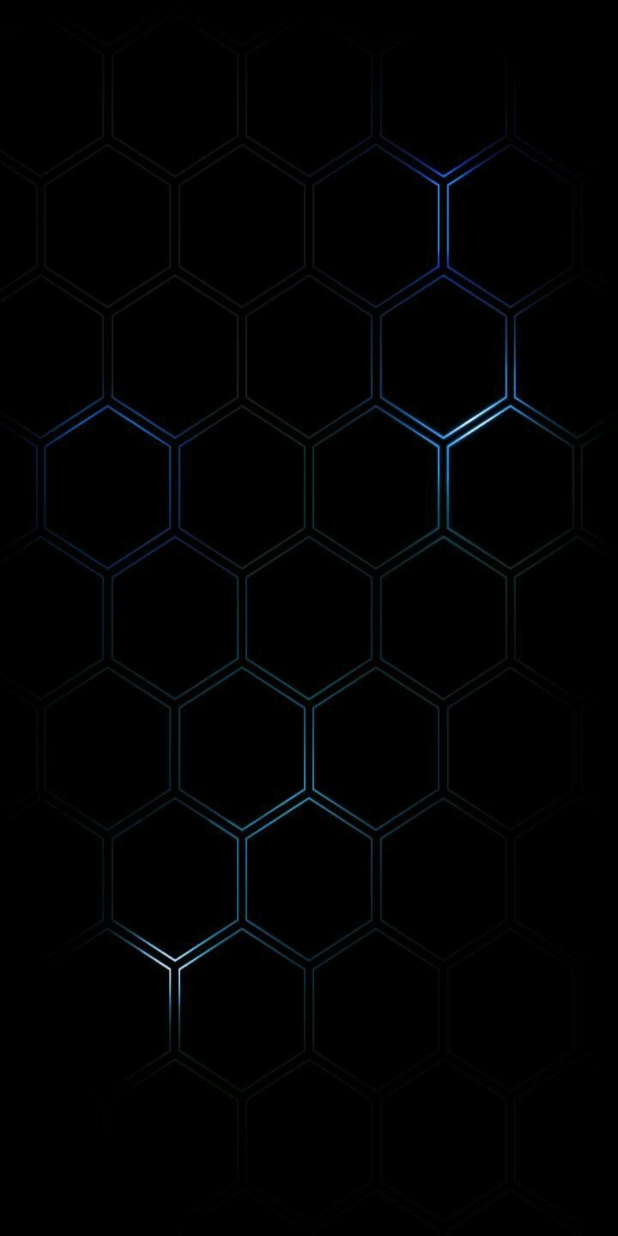
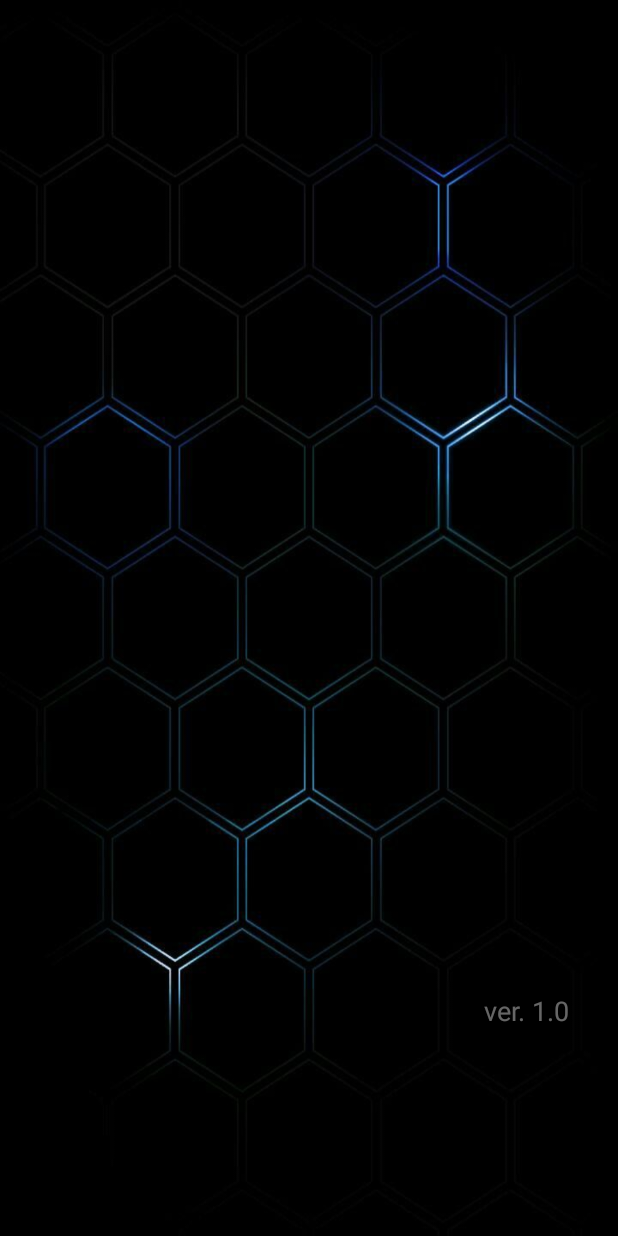
Before and after one commit to Zvereman/escort_handbook, an Android app: the Logo_activity screen opened directly, with no data from a screen before it, on a phone screen of 412 x 824 dp. Run offline under Robolectric (Android 15) with nearby library versions, the phone set to English and light mode, and no system bars.

Commit message:
Added version name

```diff
--- a/app/src/main/AndroidManifest.xml
+++ b/app/src/main/AndroidManifest.xml
@@ -1,6 +1,8 @@
 <?xml version="1.0" encoding="utf-8"?>
 <manifest xmlns:android="http://schemas.android.com/apk/res/android"
-    package="ru.fmeter.escort_handbook">
+    package="ru.fmeter.escort_handbook"
+    android:versionCode="1"
+    android:versionName="@string/app_version">
 
     <uses-permission android:name="android.permission.ACCESS_FINE_LOCATION" />
     <uses-permission android:name="android.permission.INTERNET" />
--- a/app/src/main/res/layout/logo_activity.xml
+++ b/app/src/main/res/layout/logo_activity.xml
@@ -19,4 +19,17 @@
         app:layout_constraintTop_toTopOf="parent"
         tools:srcCompat="@drawable/logo_wide_eng" />
 
+    <TextView
+        android:id="@+id/tevViewAppVersion"
+        android:layout_width="wrap_content"
+        android:layout_height="wrap_content"
+        android:layout_marginTop="300dp"
+        android:text="@string/app_version"
+        android:textColor="@color/tv_name"
+        android:textSize="18sp"
+        app:layout_constraintEnd_toEndOf="parent"
+        app:layout_constraintHorizontal_bias="0.909"
+        app:layout_constraintStart_toStartOf="parent"
+        app:layout_constraintTop_toBottomOf="@+id/imageView" />
+
 </androidx.constraintlayout.widget.ConstraintLayout>
--- a/app/src/main/res/values/strings.xml
+++ b/app/src/main/res/values/strings.xml
@@ -1,5 +1,6 @@
 <resources>
     <string name="app_name">Справочник</string>
+    <string name="app_version">ver. 1.0</string>
     <string name="navigation_drawer_open">Open navigation drawer</string>
     <string name="navigation_drawer_close">Close navigation drawer</string>
     <string name="nav_header_title">Справочник монтажника</string>
```
